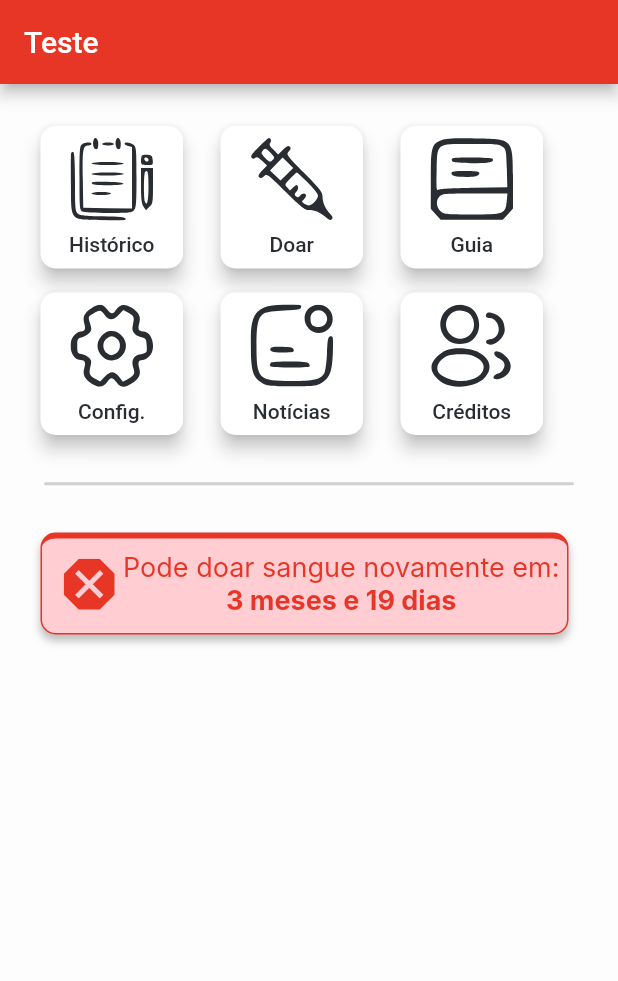
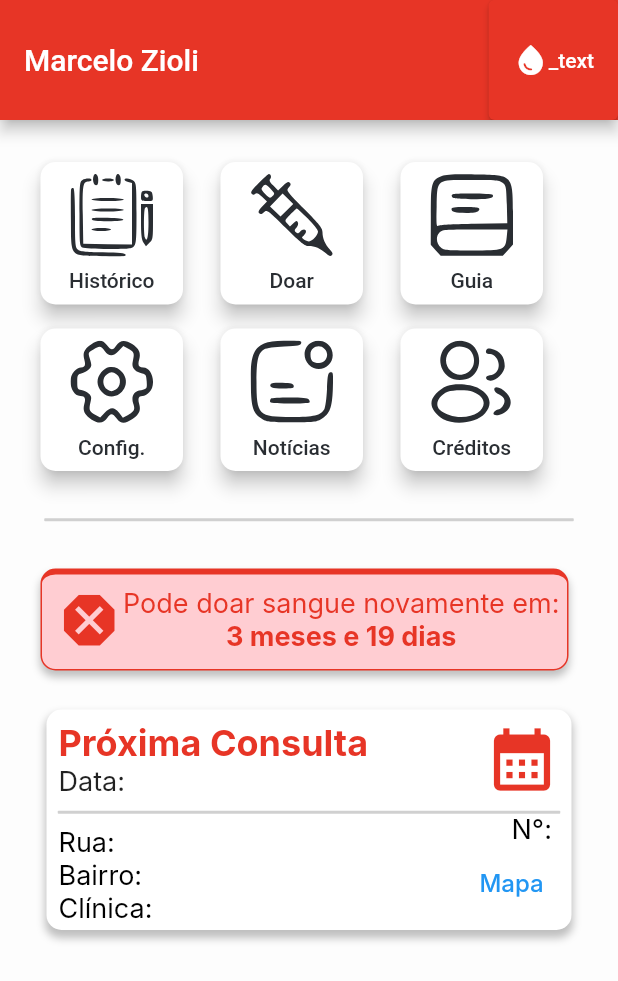
Before and after one commit to Zi0Li/MOBILE-Blood-Bank, a Flutter app: the screen it shows after launch, on a phone screen of 412 x 824 dp. Shown: the top 981 px of the screen. Run offline on Flutter 3.47's test engine with Material 2 defaults, Android fonts, the phone set to English and light mode, and no system bars; our stand-ins replace flutter_svg; Roboto replaces fonts that are missing (Inter).

Commit message:
Proxima Consulta

```diff
--- a/lib/main.dart
+++ b/lib/main.dart
@@ -1,5 +1,6 @@
 import 'package:blood_bank/pages/home.dart';
 import 'package:flutter/material.dart';
+import 'package:flutter_svg/flutter_svg.dart';
 
 void main(List<String> args) {
   runApp(MaterialApp(
@@ -20,11 +21,29 @@ class _BloodBankState extends State<BloodBank> {
   Widget build(BuildContext context) {
     return Scaffold(
       appBar: AppBar(
-        title: Text('Teste'),
+        toolbarHeight: 80,
+        title: Text('Marcelo Zioli'),
         backgroundColor: Color.fromRGBO(231, 53, 38, 1),
+        actions: [
+          ElevatedButton(
+            onPressed: () {},
+            child: Row(
+              mainAxisAlignment: MainAxisAlignment.center,
+              children: [
+                Icon(Icons.water_drop, color: Colors.white,),
+                Text(
+                  '_text',
+                  style: TextStyle(color: Colors.white),
+                ),
+              ],
+            ),
+            style: ElevatedButton.styleFrom(
+              backgroundColor: Color.fromRGBO(231, 53, 38, 1)
+            ),
+          ),
+        ],
       ),
-      body:
-      HomePage(),
+      body: HomePage(),
     );
   }
 }
--- a/lib/pages/home.dart
+++ b/lib/pages/home.dart
@@ -1,5 +1,6 @@
 import 'package:blood_bank/widgets/Button.dart';
-import 'package:blood_bank/widgets/Message_Balloon.dart';
+import 'package:blood_bank/widgets/MessageBalloon.dart';
+import 'package:blood_bank/widgets/NextConsultation.dart';
 import 'package:flutter/material.dart';
 
 class HomePage extends StatefulWidget {
@@ -69,8 +70,10 @@ class _HomePageState extends State<HomePage> {
             SizedBox(
               height: 32,
             ),
-            Message_Ballon('Pode doar sangue novamente em:',
+            MessageBallon('Pode doar sangue novamente em:',
                 '3 meses e 19 dias', Icons.dangerous),
+          SizedBox(height: 25,),
+            NextConsultation('','','','',''),
           ],
         ),
       ),
--- a/lib/widgets/Button.dart
+++ b/lib/widgets/Button.dart
@@ -1,8 +1,7 @@
-import 'dart:ui';
-
 import 'package:flutter/material.dart';
 import 'package:flutter_svg/flutter_svg.dart';
 
+// ignore: must_be_immutable
 class Button extends StatelessWidget {
   String _text = '';
   String _image = '';
--- a/lib/widgets/Message_Balloon.dart
+++ b/lib/widgets/MessageBalloon.dart
@@ -1,11 +1,12 @@
 import 'package:flutter/material.dart';
 
-class Message_Ballon extends StatelessWidget {
+// ignore: must_be_immutable
+class MessageBallon extends StatelessWidget {
   String _textMessage = '';
   String _textTime = '';
   final _icon;
 
-  Message_Ballon(String this._textMessage, String this._textTime, this._icon);
+  MessageBallon(String this._textMessage, String this._textTime, this._icon);
 
   @override
   Widget build(BuildContext context) {
--- /dev/null
+++ b/lib/widgets/NextConsultation.dart
@@ -0,0 +1,152 @@
+import 'package:flutter/material.dart';
+
+// ignore: must_be_immutable
+class NextConsultation extends StatelessWidget {
+  String _Street = '';
+  String _District = '';
+  String _Clinic = '';
+  String _Number = '';
+  String _Date = '';
+
+  NextConsultation(
+    this._Date,
+    this._Street,
+    this._Number,
+    this._District,
+    this._Clinic,
+  );
+
+  @override
+  Widget build(BuildContext context) {
+    return Container(
+      width: 350,
+      height: 147,
+      decoration: BoxDecoration(
+          color: Colors.white,
+          borderRadius: BorderRadius.circular(10),
+          boxShadow: const [
+            BoxShadow(
+                color: Color(0x3F000000),
+                spreadRadius: 1,
+                blurRadius: 4,
+                offset: Offset(0, 4))
+          ]),
+      child: Padding(
+        padding: const EdgeInsets.fromLTRB(8, 8, 8, 8),
+        child: Stack(children: [
+          Column(
+            children: [
+              Row(
+                mainAxisAlignment: MainAxisAlignment.start,
+                children: const [
+                  Text(
+                    'Próxima Consulta',
+                    style: TextStyle(
+                        color: Color(0xFFE73526),
+                        fontFamily: 'Inter',
+                        fontSize: 24,
+                        fontWeight: FontWeight.bold),
+                  ),
+                ],
+              ),
+              Row(
+                children: [
+                  Text(
+                    'Data: $_Date',
+                    style: TextStyle(fontFamily: 'Inter', fontSize: 18),
+                  )
+                ],
+              ),
+              SizedBox(
+                height: 9,
+              ),
+              Container(
+                width: 352,
+                decoration: ShapeDecoration(
+                  shape: RoundedRectangleBorder(
+                    side: BorderSide(
+                      width: 1,
+                      strokeAlign: BorderSide.strokeAlignCenter,
+                      color: Color(0xFFD0D0D0),
+                    ),
+                  ),
+                ),
+              ),
+              SizedBox(
+                height: 9,
+              ),
+              Row(
+                children: [
+                  Text(
+                    'Rua: $_Street',
+                    style: TextStyle(
+                        fontFamily: 'Inter', fontSize: 18, color: Colors.black),
+                  ),
+                ],
+              ),
+              Row(
+                children: [
+                  Text(
+                    'Bairro: $_District',
+                    style: TextStyle(
+                        fontFamily: 'Inter', fontSize: 18, color: Colors.black),
+                  )
+                ],
+              ),
+              Row(
+                children: [
+                  Text(
+                    'Clínica: $_Clinic',
+                    style: TextStyle(
+                        fontFamily: 'Inter', fontSize: 18, color: Colors.black),
+                  )
+                ],
+              )
+            ],
+          ),
+          Column(
+            children: const [
+              Row(
+                mainAxisAlignment: MainAxisAlignment.end,
+                children: [
+                  Icon(
+                    Icons.calendar_month,
+                    size: 50,
+                    color: Color(0xFFE73526),
+                  ),
+                ],
+              ),
+            ],
+          ),
+          Column(
+            mainAxisAlignment: MainAxisAlignment.end,
+            children: [
+              Row(
+                mainAxisAlignment: MainAxisAlignment.end,
+                children: [
+                  Text(
+                    'N°: $_Number',
+                    style: TextStyle(
+                        fontFamily: 'Inter', fontSize: 18, color: Colors.black),
+                  ),
+                ],
+              ),
+              Row(
+                mainAxisAlignment: MainAxisAlignment.end,
+                children: [
+                  TextButton(
+                    onPressed: () {},
+                    child: Text(
+                      'Mapa',
+                      style: TextStyle(fontSize: 16, fontFamily: 'Inter'),
+                    ),
+                  )
+                ],
+              ),
+            ],
+          )
+        ]),
+      ),
+    );
+  }
+}
```
